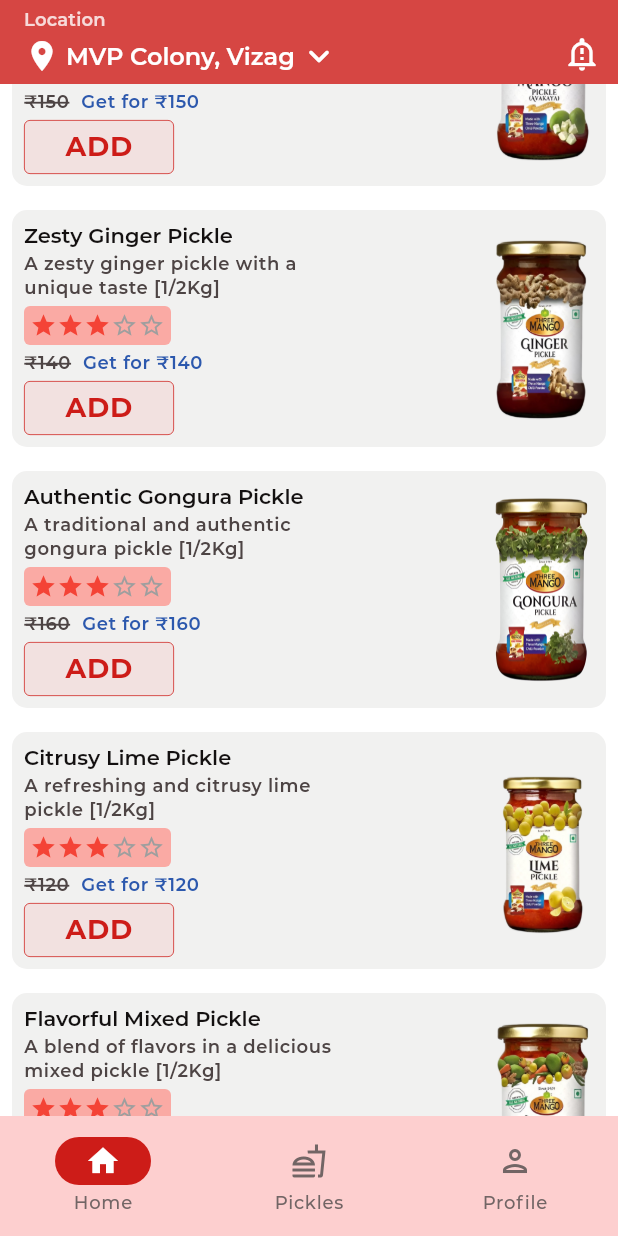
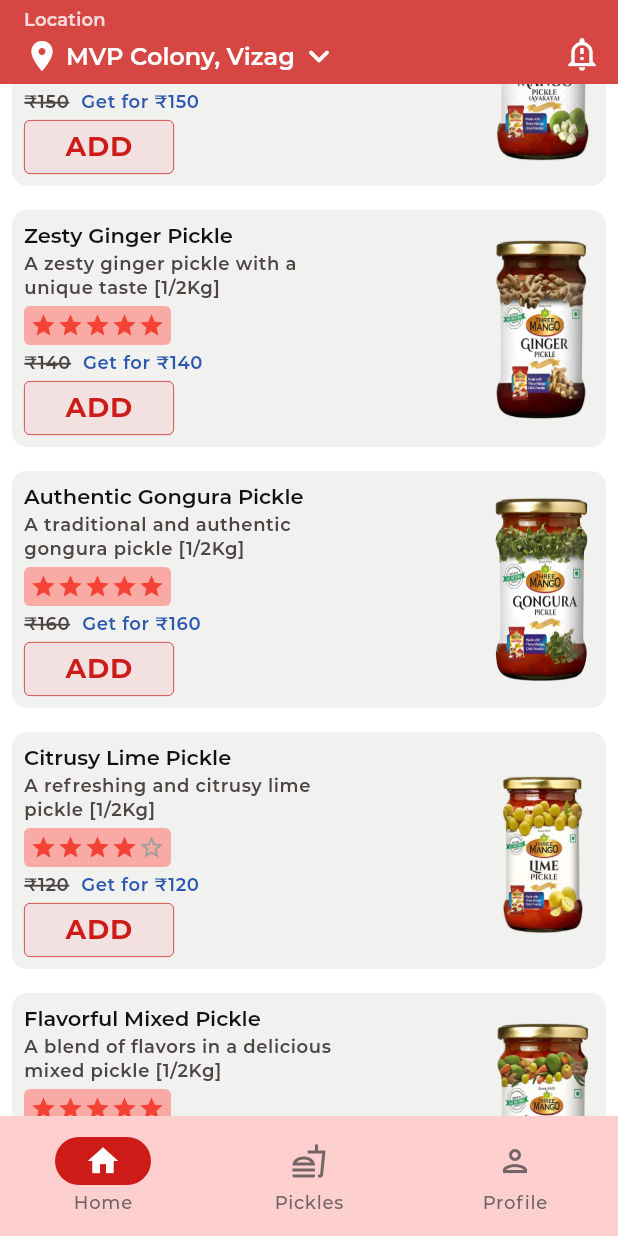
Before and after one commit to tulasireddytulasi/SpicyPickles, a Flutter app: the screen it shows after launch, scrolled down 576 dp, on a phone screen of 412 x 824 dp. Run offline on Flutter 3.47's test engine with Material 3 defaults, Android fonts, the phone set to English and light mode, and no system bars; our stand-ins replace flutter_svg, infinite_scroll_pagination.

Commit message:
Implemented dynamic rating

```diff
--- a/lib/presentation/home/widget/home_body_widget.dart
+++ b/lib/presentation/home/widget/home_body_widget.dart
@@ -61,6 +61,7 @@ class _HomeBodyWidgetState extends State<HomeBodyWidget> {
                   title: actorsList[index].title ?? "",
                   description: actorsList[index].description ?? "",
                   price: actorsList[index].price ?? "",
+                  rating: actorsList[index].rating?.round() ?? 0,
                 ),
               ),
             ],
--- a/lib/presentation/home/widget/horizontal_item_card.dart
+++ b/lib/presentation/home/widget/horizontal_item_card.dart
@@ -12,11 +12,13 @@ class HorizontalItemCard extends StatelessWidget {
     required this.title,
     required this.description,
     required this.price,
+    required this.rating,
   });
   final String imgUrl;
   final String title;
   final String description;
   final String price;
+  final int rating;
 
   @override
   Widget build(BuildContext context) {
@@ -62,13 +64,13 @@ class HorizontalItemCard extends StatelessWidget {
                         ),
                       ),
                       const SizedBox(height: 4),
-                      const ClipRRect(
-                        borderRadius: BorderRadius.all(Radius.circular(4)),
+                       ClipRRect(
+                        borderRadius: const BorderRadius.all(Radius.circular(4)),
                         child: ColoredBox(
                           color: AppColors.lightPeach,
                           child: Padding(
-                            padding: EdgeInsets.all(4.0),
-                            child: StarRating(rating: 3, filledColor: Colors.red),
+                            padding: const EdgeInsets.all(4.0),
+                            child: StarRating(rating: rating, filledColor: Colors.red),
                           ),
                         ),
                       ),
```
